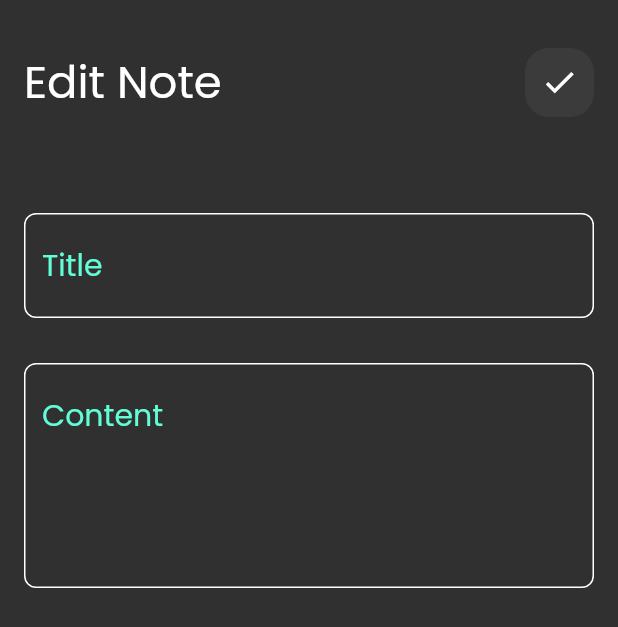
After one commit to 3laaElmasry/Notes-App, a Flutter app: the screen it shows after launch, after a tap on "Flutter Tips", on a phone screen of 412 x 824 dp. The commit adds this screen. Shown: the top 627 px of the screen. Run offline on Flutter 3.47's test engine with Material 3 defaults, Android fonts, the phone set to English and light mode, and no system bars.

Commit message:
create edit note view

```diff
--- a/lib/main.dart
+++ b/lib/main.dart
@@ -1,4 +1,5 @@
 import 'package:flutter/material.dart';
+
 import 'package:notes_app/views/notes_view.dart';
 
 void main() {
--- /dev/null
+++ b/lib/models/note_model.dart
@@ -0,0 +1,11 @@
+class NoteModel {
+  final String title;
+  final String content;
+  final DateTime date;
+
+  NoteModel({
+    required this.title,
+    required this.content,
+    required this.date,
+  });
+}
--- a/lib/views/custom_appbar.dart
+++ b/lib/views/custom_appbar.dart
@@ -1,19 +1,22 @@
 import 'package:flutter/material.dart';
 import 'package:notes_app/widgets/custom_search_icon.dart';
 
-class CustomAppLBar extends StatelessWidget {
-  const CustomAppLBar({super.key});
-
+class CustomAppBar extends StatelessWidget {
+  const CustomAppBar({super.key, required this.text, required this.iconName});
+  final String text;
+  final IconData iconName;
   @override
   Widget build(BuildContext context) {
-    return const Row(
+    return Row(
       mainAxisAlignment: MainAxisAlignment.spaceBetween,
       children: [
         Text(
-          "Notes",
-          style: TextStyle(fontSize: 30),
+          text,
+          style: const TextStyle(fontSize: 30),
         ),
-        CustomSearchIcon(),
+        CustomSearchIcon(
+          iconsName: iconName,
+        ),
       ],
     );
   }
--- /dev/null
+++ b/lib/views/edit_note_view.dart
@@ -0,0 +1,39 @@
+import 'package:flutter/material.dart';
+import 'package:notes_app/views/custom_appbar.dart';
+import 'package:notes_app/widgets/custom_text_field.dart';
+
+class EditNoteView extends StatelessWidget {
+  const EditNoteView({super.key});
+
+  @override
+  Widget build(BuildContext context) {
+    return const Scaffold(
+      body: Padding(
+        padding: EdgeInsets.symmetric(
+          vertical: 32,
+          horizontal: 16,
+        ),
+        child: SingleChildScrollView(
+          child: Column(
+            children: [
+              CustomAppBar(text: "Edit Note", iconName: Icons.check),
+              Padding(
+                padding: EdgeInsets.only(top: 64),
+                child: CustomTextField(
+                  hintText: "Title",
+                ),
+              ),
+              SizedBox(
+                height: 30,
+              ),
+              CustomTextField(
+                hintText: "Content",
+                maxLigns: 5,
+              ),
+            ],
+          ),
+        ),
+      ),
+    );
+  }
+}
--- a/lib/widgets/custom_search_icon.dart
+++ b/lib/widgets/custom_search_icon.dart
@@ -1,8 +1,9 @@
 import 'package:flutter/material.dart';
 
 class CustomSearchIcon extends StatelessWidget {
-  const CustomSearchIcon({super.key});
+  const CustomSearchIcon({super.key, required this.iconsName});
 
+  final IconData iconsName;
   @override
   Widget build(BuildContext context) {
     return InkWell(
@@ -14,8 +15,8 @@ class CustomSearchIcon extends StatelessWidget {
         ),
         height: 46,
         width: 46,
-        child: const Icon(
-          Icons.search,
+        child: Icon(
+          iconsName,
           size: 25,
         ),
       ),
--- a/lib/widgets/note_item.dart
+++ b/lib/widgets/note_item.dart
@@ -1,11 +1,21 @@
 import 'package:flutter/material.dart';
+import 'package:notes_app/views/edit_note_view.dart';
 
 class NoteItem extends StatelessWidget {
   const NoteItem({super.key});
 
   @override
   Widget build(BuildContext context) {
-    return Container(
+    return InkWell(
+      onTap: () {
+        Navigator.push(
+          context,
+          MaterialPageRoute(
+            builder: (context) => const EditNoteView(),
+          ),
+        );
+      },
+      child: Container(
         margin: const EdgeInsets.symmetric(vertical: 4),
         padding: const EdgeInsets.only(
           top: 24,
@@ -58,6 +68,7 @@ class NoteItem extends StatelessWidget {
             ),
           ],
         ),
+      ),
     );
   }
 }
--- a/lib/widgets/note_view_body.dart
+++ b/lib/widgets/note_view_body.dart
@@ -15,7 +15,10 @@ class NotesViewBody extends StatelessWidget {
           SizedBox(
             height: 30,
           ),
-          CustomAppLBar(),
+          CustomAppBar(
+            text: "Notes",
+            iconName: Icons.search,
+          ),
           NotesListView(),
         ],
       ),
```
Lines whose indentation alone changed are shown as unchanged.
